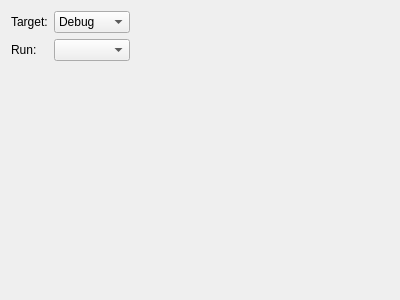
This is Source/UI/ProjectProperties.ui in krre/afterglow as Qt 5 draws it before an edit. The edited form follows.
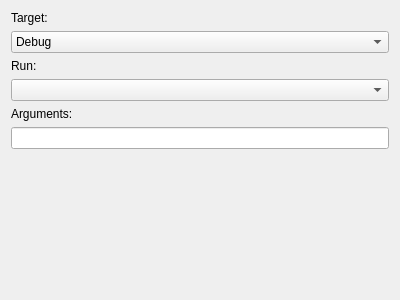
This is the edited form.

Commit message: Add arguments QLineEdit to Properties tab

What changed in the file:
```diff
--- a/Source/UI/ProjectProperties.ui
+++ b/Source/UI/ProjectProperties.ui
@@ -13,22 +13,22 @@
   <property name="windowTitle">
    <string>Form</string>
   </property>
-  <layout class="QGridLayout" name="gridLayout">
-   <item row="0" column="2">
-    <spacer name="horizontalSpacer">
-     <property name="orientation">
-      <enum>Qt::Horizontal</enum>
+  <layout class="QVBoxLayout" name="verticalLayout">
+   <item>
+    <widget class="QLabel" name="label">
+     <property name="text">
+      <string>Target:</string>
      </property>
-     <property name="sizeHint" stdset="0">
-      <size>
-       <width>40</width>
-       <height>20</height>
-      </size>
-     </property>
-    </spacer>
+    </widget>
    </item>
-   <item row="0" column="1">
+   <item>
     <widget class="QComboBox" name="comboBoxTarget">
+     <property name="sizePolicy">
+      <sizepolicy hsizetype="Expanding" vsizetype="Fixed">
+       <horstretch>0</horstretch>
+       <verstretch>0</verstretch>
+      </sizepolicy>
+     </property>
      <item>
       <property name="text">
        <string>Debug</string>
@@ -41,7 +41,34 @@
      </item>
     </widget>
    </item>
-   <item row="2" column="0">
+   <item>
+    <widget class="QLabel" name="label_2">
+     <property name="text">
+      <string>Run:</string>
+     </property>
+    </widget>
+   </item>
+   <item>
+    <widget class="QComboBox" name="comboBoxRun">
+     <property name="sizePolicy">
+      <sizepolicy hsizetype="Expanding" vsizetype="Fixed">
+       <horstretch>0</horstretch>
+       <verstretch>0</verstretch>
+      </sizepolicy>
+     </property>
+    </widget>
+   </item>
+   <item>
+    <widget class="QLabel" name="label_3">
+     <property name="text">
+      <string>Arguments:</string>
+     </property>
+    </widget>
+   </item>
+   <item>
+    <widget class="QLineEdit" name="lineEditArguments"/>
+   </item>
+   <item>
     <spacer name="verticalSpacer">
      <property name="orientation">
       <enum>Qt::Vertical</enum>
@@ -54,23 +81,6 @@
      </property>
     </spacer>
    </item>
-   <item row="0" column="0">
-    <widget class="QLabel" name="label">
-     <property name="text">
-      <string>Target:</string>
-     </property>
-    </widget>
-   </item>
-   <item row="1" column="0">
-    <widget class="QLabel" name="label_2">
-     <property name="text">
-      <string>Run:</string>
-     </property>
-    </widget>
-   </item>
-   <item row="1" column="1">
-    <widget class="QComboBox" name="comboBoxRun"/>
-   </item>
   </layout>
  </widget>
  <resources/>
```
The commit also changes 7 other files.
